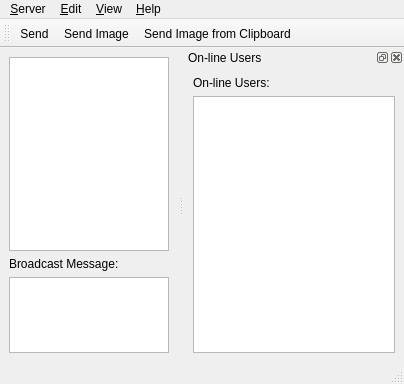
Before: the Qt Designer form src/mainwindow.ui in Vssblt/sshout-qt-client-code, drawn with Qt 5.
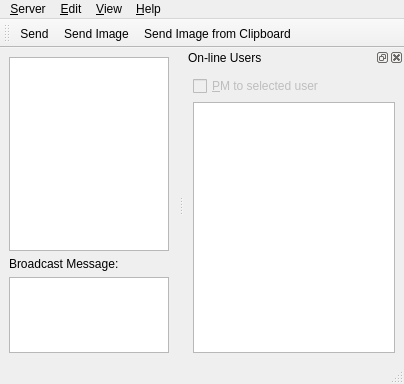
After: the same form once the commit is applied. Icons and pictures are not drawn.

```diff
--- a/src/mainwindow.ui
+++ b/src/mainwindow.ui
@@ -123,9 +123,15 @@
    <widget class="QWidget" name="dockWidgetContents">
     <layout class="QVBoxLayout" name="verticalLayout_3">
      <item>
-      <widget class="QLabel" name="label_on_users">
+      <widget class="QCheckBox" name="checkBox_private_message">
+       <property name="enabled">
+        <bool>false</bool>
+       </property>
+       <property name="toolTip">
+        <string>Private messages will be sent to selected user if checked</string>
+       </property>
        <property name="text">
-        <string>On-line Users:</string>
+        <string>&amp;PM to selected user</string>
        </property>
       </widget>
      </item>
```
Left out of the diff: 34 changed lines with no effect on the pictures.
